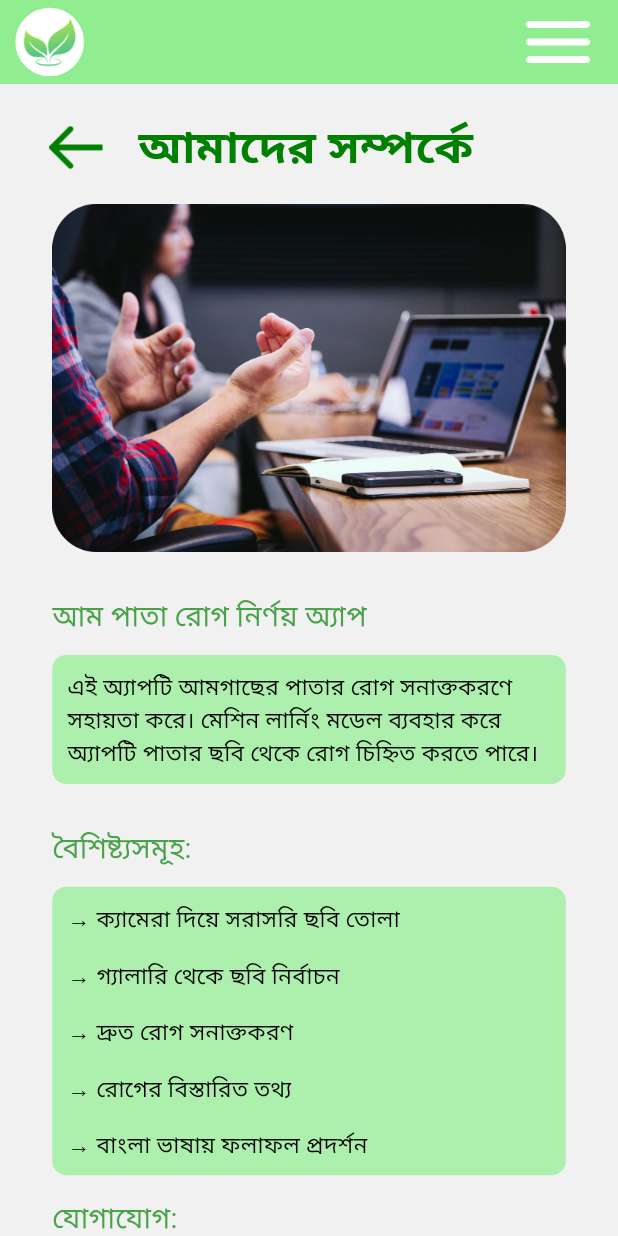
After one commit to safridbhueyan/Mango_leaf_disease_detection_app, a Flutter app: the AboutusScreen screen opened directly, on a phone screen of 412 x 824 dp. The commit adds this screen. Run offline on Flutter 3.47's test engine with Material 3 defaults, Android fonts, the phone set to English and light mode, and no system bars; our stand-ins replace flutter_screenutil.

Commit message:
done fixes

```diff
--- a/lib/main.dart
+++ b/lib/main.dart
@@ -1,6 +1,7 @@
 import 'package:flutter/material.dart';
 import 'package:flutter/services.dart';
 import 'package:flutter_screenutil/flutter_screenutil.dart';
+import 'package:mango_leaf_disease/view/aboutUs_screen.dart';
 import 'package:mango_leaf_disease/view/login_screen.dart';
 import 'package:mango_leaf_disease/view_model/demo.dart';
 import 'package:provider/provider.dart';
@@ -32,6 +33,9 @@ class MyApp extends StatelessWidget {
             debugShowCheckedModeBanner: false,
             title: 'Mango Leaf disease detector',
             home: LoginScreen(),
+
+            // AboutusScreen(),
+            //  LoginScreen(),
             // HomeScreen(),
           );
         },
--- /dev/null
+++ b/lib/view/aboutUs_screen.dart
@@ -0,0 +1,296 @@
+import 'package:flutter/material.dart';
+import 'package:flutter_screenutil/flutter_screenutil.dart';
+import 'package:mango_leaf_disease/model/rogModel.dart';
+import 'package:mango_leaf_disease/utils/utils.dart';
+import 'package:mango_leaf_disease/view/widget/appbar.dart';
+
+class AboutusScreen extends StatelessWidget {
+  const AboutusScreen({super.key});
+
+  @override
+  Widget build(BuildContext context) {
+    return Scaffold(
+      backgroundColor: Color(0xffF1F1F1),
+      appBar: appbar(),
+      body: Column(
+        children: [
+          SizedBox(height: 21.h),
+          Padding(
+            padding: EdgeInsets.only(left: 32.w),
+            child: SizedBox(
+              child: Row(
+                mainAxisAlignment: MainAxisAlignment.start,
+                crossAxisAlignment: CrossAxisAlignment.center,
+                children: [
+                  GestureDetector(
+                    onTap: () {},
+                    child: GestureDetector(
+                      onTap: () {
+                        Navigator.pop(context);
+                      },
+                      child: Image.asset("assets/images/arro.png", width: 35.w),
+                    ),
+                  ),
+                  SizedBox(width: 23.w),
+                  Text(
+                    "আমাদের সম্পর্কে",
+                    style: TextStyle(
+                      fontSize: 32.sp,
+                      fontWeight: FontWeight.w700,
+                      color: Color(0xff008000),
+                    ),
+                  ),
+                ],
+              ),
+            ),
+          ),
+          SizedBox(height: 16.h),
+          Expanded(
+            child: SingleChildScrollView(
+              physics: BouncingScrollPhysics(),
+              child: Column(
+                children: [
+                  Padding(
+                    padding: EdgeInsets.only(left: 34.w, right: 34.w),
+                    child: Image.asset("assets/images/comp.png"),
+                  ),
+                  SizedBox(height: 30.h),
+                  Padding(
+                    padding: EdgeInsets.only(left: 34.w, right: 34.w),
+                    child: Align(
+                      alignment: Alignment.centerLeft,
+                      child: Text(
+                        "আম পাতা রোগ নির্ণয় অ্যাপ",
+                        style: TextStyle(
+                          fontSize: 20.sp,
+                          fontWeight: FontWeight.w400,
+                          color: Color(0xff008000).withOpacity(0.7),
+                        ),
+                      ),
+                    ),
+                  ),
+
+                  SizedBox(height: 13.h),
+
+                  Padding(
+                    padding: EdgeInsets.only(left: 34.w, right: 34.w),
+                    child: Container(
+                      decoration: BoxDecoration(
+                        borderRadius: BorderRadius.circular(10.r),
+                        color: Color(0xff90EE90).withOpacity(0.7),
+                      ),
+                      child: Padding(
+                        padding: EdgeInsets.all(10),
+                        child: Text(
+                          "এই অ্যাপটি আমগাছের পাতার রোগ সনাক্তকরণে সহায়তা করে। মেশিন লার্নিং মডেল ব্যবহার করে অ্যাপটি পাতার ছবি থেকে রোগ চিহ্নিত করতে পারে।",
+                          style: TextStyle(
+                            fontSize: 16.sp,
+                            fontWeight: FontWeight.w400,
+                            color: Color(0xff000000),
+                          ),
+                        ),
+                      ),
+                    ),
+                  ),
+
+                  SizedBox(height: 30.h),
+                  Padding(
+                    padding: EdgeInsets.only(left: 34.w, right: 34.w),
+                    child: Align(
+                      alignment: Alignment.centerLeft,
+                      child: Text(
+                        "বৈশিষ্ট্যসমূহ:",
+                        style: TextStyle(
+                          fontSize: 20.sp,
+                          fontWeight: FontWeight.w400,
+                          color: Color(0xff008000).withOpacity(0.7),
+                        ),
+                      ),
+                    ),
+                  ),
+
+                  SizedBox(height: 13.h),
+
+                  Padding(
+                    padding: EdgeInsets.only(left: 34.w, right: 34.w),
+                    child: Container(
+                      height: 204.h,
+                      width: 340.w,
+                      decoration: BoxDecoration(
+                        borderRadius: BorderRadius.circular(10.r),
+                        color: Color(0xff90EE90).withOpacity(0.7),
+                      ),
+                      child: Padding(
+                        padding: EdgeInsets.all(10),
+                        child: Column(
+                          mainAxisAlignment: MainAxisAlignment.start,
+                          crossAxisAlignment: CrossAxisAlignment.start,
+                          children: [
+                            Expanded(
+                              child: Text(
+                                "→ ক্যামেরা দিয়ে সরাসরি ছবি তোলা",
+                                style: TextStyle(
+                                  fontSize: 16.sp,
+                                  fontWeight: FontWeight.w400,
+                                  color: Color(0xff000000),
+                                ),
+                              ),
+                            ),
+                            SizedBox(height: 17.h),
+                            Expanded(
+                              child: Text(
+                                "→ গ্যালারি থেকে ছবি নির্বাচন",
+                                style: TextStyle(
+                                  fontSize: 16.sp,
+                                  fontWeight: FontWeight.w400,
+                                  color: Color(0xff000000),
+                                ),
+                              ),
+                            ),
+                            SizedBox(height: 17.h),
+                            Expanded(
+                              child: Text(
+                                "→ দ্রুত রোগ সনাক্তকরণ",
+                                style: TextStyle(
+                                  fontSize: 16.sp,
+                                  fontWeight: FontWeight.w400,
+                                  color: Color(0xff000000),
+                                ),
+                              ),
+                            ),
+                            SizedBox(height: 17.h),
+                            Expanded(
+                              child: Text(
+                                "→ রোগের বিস্তারিত তথ্য",
+                                style: TextStyle(
+                                  fontSize: 16.sp,
+                                  fontWeight: FontWeight.w400,
+                                  color: Color(0xff000000),
+                                ),
+                              ),
+                            ),
+                            SizedBox(height: 17.h),
+                            Expanded(
+                              child: Text(
+                                "→ বাংলা ভাষায় ফলাফল প্রদর্শন",
+                                style: TextStyle(
+                                  fontSize: 16.sp,
+                                  fontWeight: FontWeight.w400,
+                                  color: Color(0xff000000),
+                                ),
+                              ),
+                            ),
+                          ],
+                        ),
+                      ),
+                    ),
+                  ),
+                  SizedBox(height: 15.h),
+                  Padding(
+                    padding: EdgeInsets.only(left: 34.w, right: 34.w),
+                    child: Align(
+                      alignment: Alignment.centerLeft,
+                      child: Text(
+                        "যোগাযোগ:",
+                        style: TextStyle(
+                          fontSize: 20.sp,
+                          fontWeight: FontWeight.w400,
+                          color: Color(0xff008000).withOpacity(0.7),
+                        ),
+                      ),
+                    ),
+                  ),
+
+                  SizedBox(height: 13.h),
+
+                  Padding(
+                    padding: EdgeInsets.only(left: 34.w, right: 34.w),
+                    child: Container(
+                      decoration: BoxDecoration(
+                        borderRadius: BorderRadius.circular(10.r),
+                        color: Color(0xff90EE90).withOpacity(0.7),
+                      ),
+                      child: Padding(
+                        padding: EdgeInsets.only(
+                          left: 10.w,
+                          right: 15.w,
+                          top: 19.h,
+                          bottom: 28.h,
+                        ),
+                        child: Column(
+                          children: [
+                            Row(
+                              children: [
+                                Image.asset(
+                                  "assets/icons/image 7.png",
+                                  height: 24.h,
+                                  width: 24.w,
+                                ),
+                                SizedBox(width: 7.w),
+
+                                Text(
+                                  "ইমেইল: mdrasel199800@gmail.com",
+                                  style: TextStyle(
+                                    fontSize: 16.sp,
+                                    fontWeight: FontWeight.w400,
+                                    color: Color(0xff000000),
+                                  ),
+                                ),
+                              ],
+                            ),
+                            SizedBox(height: 15.w),
+
+                            Row(
+                              children: [
+                                Image.asset(
+                                  "assets/icons/image 8.png",
+                                  height: 24.h,
+                                  width: 24.w,
+                                ),
+                                SizedBox(width: 7.w),
+
+                                Text(
+                                  "ফোন: 01866315753",
+                                  style: TextStyle(
+                                    fontSize: 16.sp,
+                                    fontWeight: FontWeight.w400,
+                                    color: Color(0xff000000),
+                                  ),
+                                ),
+                              ],
+                            ),
+                            SizedBox(height: 17.w),
+
+                            Row(
+                              children: [
+                                Image.asset(
+                                  "assets/icons/image 9.png",
+                                  height: 24.h,
+                                  width: 24.w,
+                                ),
+                                SizedBox(width: 7.w),
+
+                                Text(
+                                  "'ঠিকানা: ঢাকা, বাংলাদেশ",
+                                  style: TextStyle(
+                                    fontSize: 16.sp,
+                                    fontWeight: FontWeight.w400,
+                                    color: Color(0xff000000),
+                                  ),
+                                ),
+                              ],
+                            ),
+                          ],
+                        ),
+                      ),
+                    ),
+                  ),
+                ],
+              ),
+            ),
+          ),
+        ],
+      ),
+    );
+  }
+}
```
Also changed, not shown: assets/icons/image 7.png (added), assets/icons/image 8.png (added), assets/icons/image 9.png (added), assets/images/arro.png (added).
